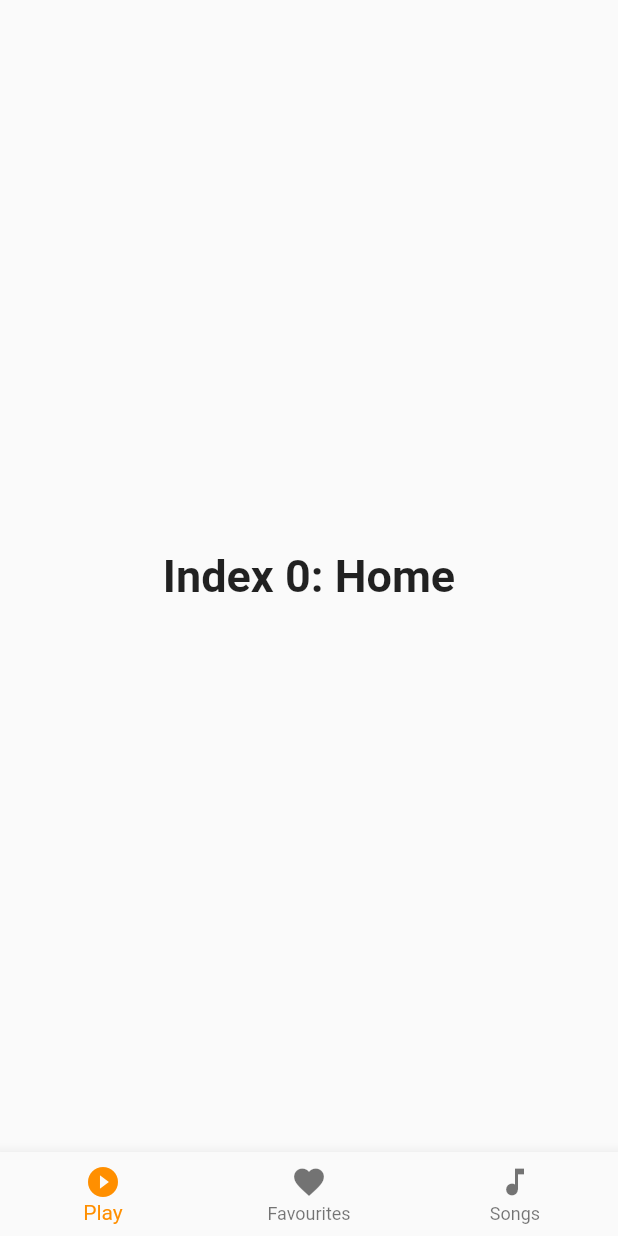
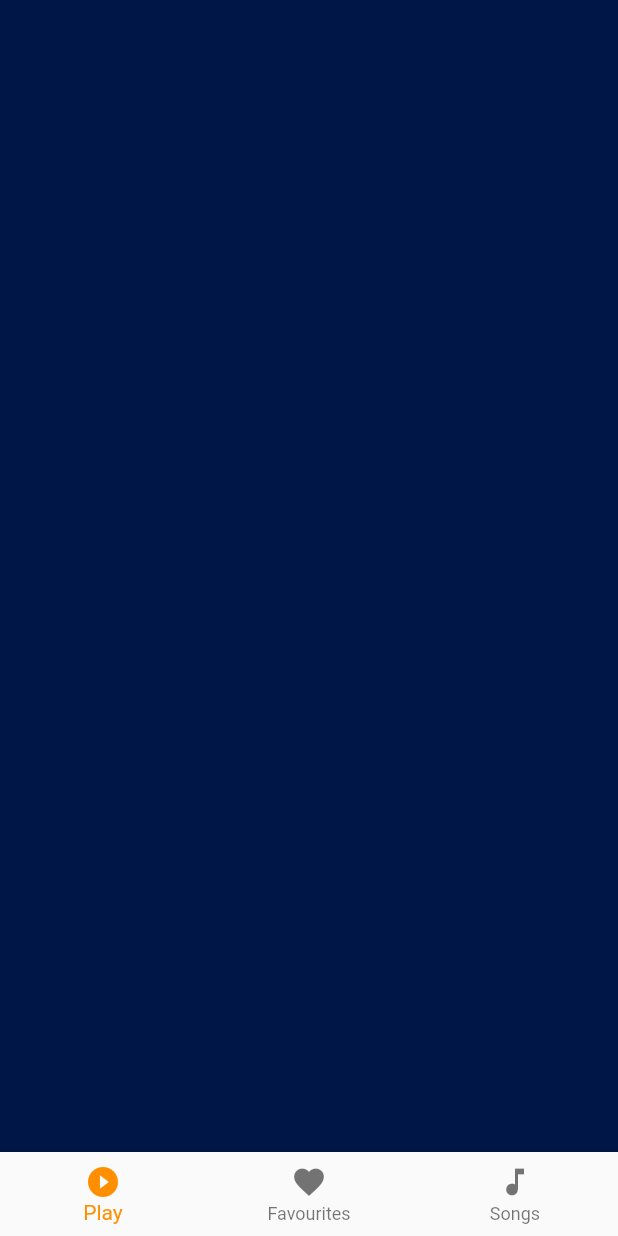
Before and after one commit to sandaruwan98/Sindu-MusicPlayer, a Flutter app: the screen it shows after launch, on a phone screen of 412 x 824 dp. Run offline on Flutter 3.47's test engine with Material 2 defaults, Android fonts, the phone set to English and light mode, and no system bars.

Commit message:
Screens added

```diff
--- a/lib/constants.dart
+++ b/lib/constants.dart
@@ -1,17 +1,3 @@
 import 'package:flutter/material.dart';
 
 const TextStyle optionStyle = TextStyle(fontSize: 30, fontWeight: FontWeight.bold);
-const List<Widget> widgetOptions = <Widget>[
-  Text(
-    'Index 0: Home',
-    style: optionStyle,
-  ),
-  Text(
-    'Index 1: Business',
-    style: optionStyle,
-  ),
-  Text(
-    'Index 2: School',
-    style: optionStyle,
-  ),
-];
--- a/lib/main.dart
+++ b/lib/main.dart
@@ -1,5 +1,5 @@
 import 'package:flutter/material.dart';
-import 'sinduHome.dart';
+import 'sindu_home.dart';
 
 void main() => runApp(SinduApp());
 
@@ -8,7 +8,13 @@ class SinduApp extends StatelessWidget {
   Widget build(BuildContext context) {
     return MaterialApp(
       debugShowCheckedModeBanner: false,
-      home: SinduHome(),
+      theme: ThemeData(
+        primaryColor: Color(0xff001646),
+        scaffoldBackgroundColor: Color(0xff001646),
+      ),
+      home: SafeArea(
+          child: SinduHome()
+      )
     );
   }
 }
--- /dev/null
+++ b/lib/screens/sindu_fav.dart
@@ -0,0 +1,13 @@
+import 'package:flutter/material.dart';
+
+class SinduFav extends StatefulWidget {
+  @override
+  _SinduFavState createState() => _SinduFavState();
+}
+
+class _SinduFavState extends State<SinduFav> {
+  @override
+  Widget build(BuildContext context) {
+    return Container();
+  }
+}
--- /dev/null
+++ b/lib/screens/sindu_list.dart
@@ -0,0 +1,13 @@
+import 'package:flutter/material.dart';
+
+class SinduList extends StatefulWidget {
+  @override
+  _SinduListState createState() => _SinduListState();
+}
+
+class _SinduListState extends State<SinduList> {
+  @override
+  Widget build(BuildContext context) {
+    return Container();
+  }
+}
--- /dev/null
+++ b/lib/screens/sindu_player.dart
@@ -0,0 +1,12 @@
+import 'package:flutter/material.dart';
+class SinduPlayer extends StatefulWidget {
+  @override
+  _SinduPlayerState createState() => _SinduPlayerState();
+}
+
+class _SinduPlayerState extends State<SinduPlayer> {
+  @override
+  Widget build(BuildContext context) {
+    return Container();
+  }
+}
--- a/lib/sinduHome.dart
+++ /dev/null
@@ -1,46 +0,0 @@
-import 'package:flutter/material.dart';
-import 'constants.dart';
-
-class SinduHome extends StatefulWidget {
-  @override
-  _SinduHomeState createState() => _SinduHomeState();
-}
-
-class _SinduHomeState extends State<SinduHome> {
-  int _selectedIndex = 0;
-
-  void _onItemTapped(int index) {
-    setState(() {
-      _selectedIndex = index;
-    });
-  }
-  @override
-  Widget build(BuildContext context) {
-    return SafeArea(
-        child: Scaffold(
-          body: Center(
-            child: widgetOptions.elementAt(_selectedIndex),
-          ),
-          bottomNavigationBar: BottomNavigationBar(
-            items: const <BottomNavigationBarItem>[
-              BottomNavigationBarItem(
-                icon: Icon(Icons.play_circle_filled_sharp),
-                label: 'Play',
-              ),
-              BottomNavigationBarItem(
-                icon: Icon(Icons.favorite_sharp),
-                label: 'Favourites',
-              ),
-              BottomNavigationBarItem(
-                icon: Icon(Icons.music_note_sharp),
-                label: 'Songs',
-              ),
-            ],
-            currentIndex: _selectedIndex,
-            selectedItemColor: Colors.amber[800],
-            onTap: _onItemTapped,
-          ),
-        )
-    );
-  }
-}
--- /dev/null
+++ b/lib/sindu_home.dart
@@ -0,0 +1,51 @@
+import 'package:flutter/material.dart';
+import 'package:sindu_music_player/screens/sindu_player.dart';
+import 'package:sindu_music_player/screens/sindu_fav.dart';
+import 'package:sindu_music_player/screens/sindu_list.dart';
+import 'constants.dart';
+
+class SinduHome extends StatefulWidget {
+  @override
+  _SinduHomeState createState() => _SinduHomeState();
+}
+
+class _SinduHomeState extends State<SinduHome> {
+  int _currentIndex = 0;
+  List<Widget> _screenContainer = [
+    SinduPlayer(),
+    SinduFav(),
+    SinduList()
+  ];
+
+  void _onItemTapped(int index) {
+    setState(() {
+      _currentIndex = index;
+    });
+  }
+
+  @override
+  Widget build(BuildContext context) {
+    return Scaffold(
+      body: _screenContainer[_currentIndex],
+      bottomNavigationBar: BottomNavigationBar(
+        items: const <BottomNavigationBarItem>[
+          BottomNavigationBarItem(
+            icon: Icon(Icons.play_circle_filled_sharp),
+            label: 'Play',
+          ),
+          BottomNavigationBarItem(
+            icon: Icon(Icons.favorite_sharp),
+            label: 'Favourites',
+          ),
+          BottomNavigationBarItem(
+            icon: Icon(Icons.music_note_sharp),
+            label: 'Songs',
+          ),
+        ],
+        currentIndex: _currentIndex,
+        selectedItemColor: Colors.amber[800],
+        onTap: _onItemTapped,
+      ),
+    );
+  }
+}
```
